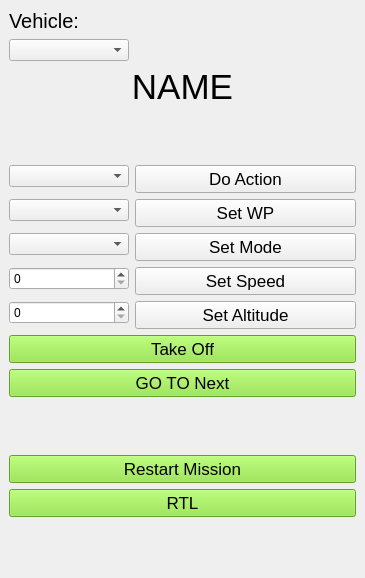
This is src/main/python/gust/gui/ui/commands_window.ui in drjdlarson/gust as Qt 5 draws it before an edit. The edited form follows.
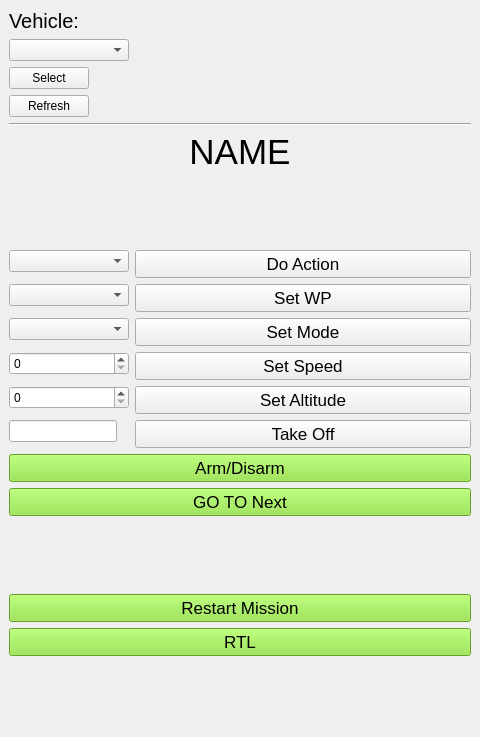
This is the edited form.

```diff
--- a/src/main/python/gust/gui/ui/commands_window.ui
+++ b/src/main/python/gust/gui/ui/commands_window.ui
@@ -6,8 +6,8 @@
    <rect>
     <x>0</x>
     <y>0</y>
-    <width>365</width>
-    <height>578</height>
+    <width>480</width>
+    <height>737</height>
    </rect>
   </property>
   <property name="windowTitle">
@@ -37,6 +37,39 @@
       </property>
      </widget>
     </item>
+    <item>
+     <widget class="QPushButton" name="pushButton_select">
+      <property name="maximumSize">
+       <size>
+        <width>80</width>
+        <height>16777215</height>
+       </size>
+      </property>
+      <property name="text">
+       <string>Select</string>
+      </property>
+     </widget>
+    </item>
+    <item>
+     <widget class="QPushButton" name="pushButton_refresh">
+      <property name="maximumSize">
+       <size>
+        <width>80</width>
+        <height>16777215</height>
+       </size>
+      </property>
+      <property name="text">
+       <string>Refresh</string>
+      </property>
+     </widget>
+    </item>
+    <item>
+     <widget class="Line" name="line">
+      <property name="orientation">
+       <enum>Qt::Horizontal</enum>
+      </property>
+     </widget>
+    </item>
     <item>
      <widget class="QLabel" name="label_drone_name">
       <property name="maximumSize">
@@ -183,10 +216,28 @@
         </property>
        </widget>
       </item>
+      <item row="5" column="1">
+       <widget class="QPushButton" name="pushButton">
+        <property name="font">
+         <font>
+          <pointsize>13</pointsize>
+         </font>
+        </property>
+        <property name="styleSheet">
+         <string notr="true"/>
+        </property>
+        <property name="text">
+         <string>Take Off</string>
+        </property>
+       </widget>
+      </item>
+      <item row="5" column="0">
+       <widget class="QLineEdit" name="lineEdit_takeoff_alt"/>
+      </item>
      </layout>
     </item>
     <item>
-     <widget class="QPushButton" name="pushButton">
+     <widget class="QPushButton" name="pushButton_arm_dis">
       <property name="font">
        <font>
         <pointsize>13</pointsize>
@@ -196,7 +247,7 @@
        <string notr="true">background-color: rgb(138, 226, 52);</string>
       </property>
       <property name="text">
-       <string>Take Off</string>
+       <string>Arm/Disarm</string>
       </property>
      </widget>
     </item>
```
Left out of the diff: 2 changed lines with no effect on the pictures.
